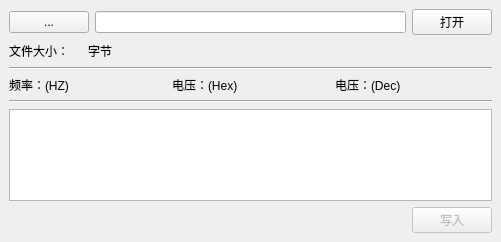
Above: mainwindow.ui from Cathgao/DTB_modifyer before the change. Below: the same form after it.
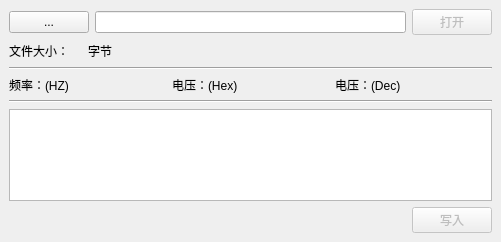
That is the form after the change.

What changed in the file:
```diff
--- a/mainwindow.ui
+++ b/mainwindow.ui
@@ -31,6 +31,9 @@
         </item>
         <item>
          <widget class="QPushButton" name="pushButton_open">
+          <property name="enabled">
+           <bool>false</bool>
+          </property>
           <property name="text">
            <string>打开</string>
           </property>
```
